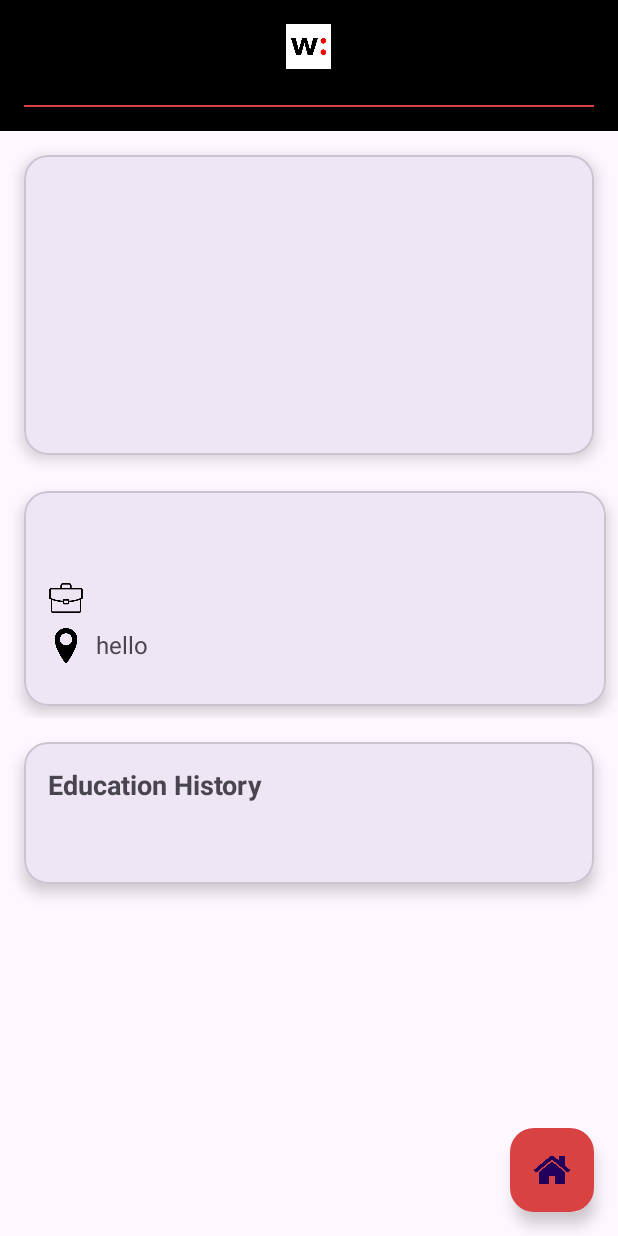
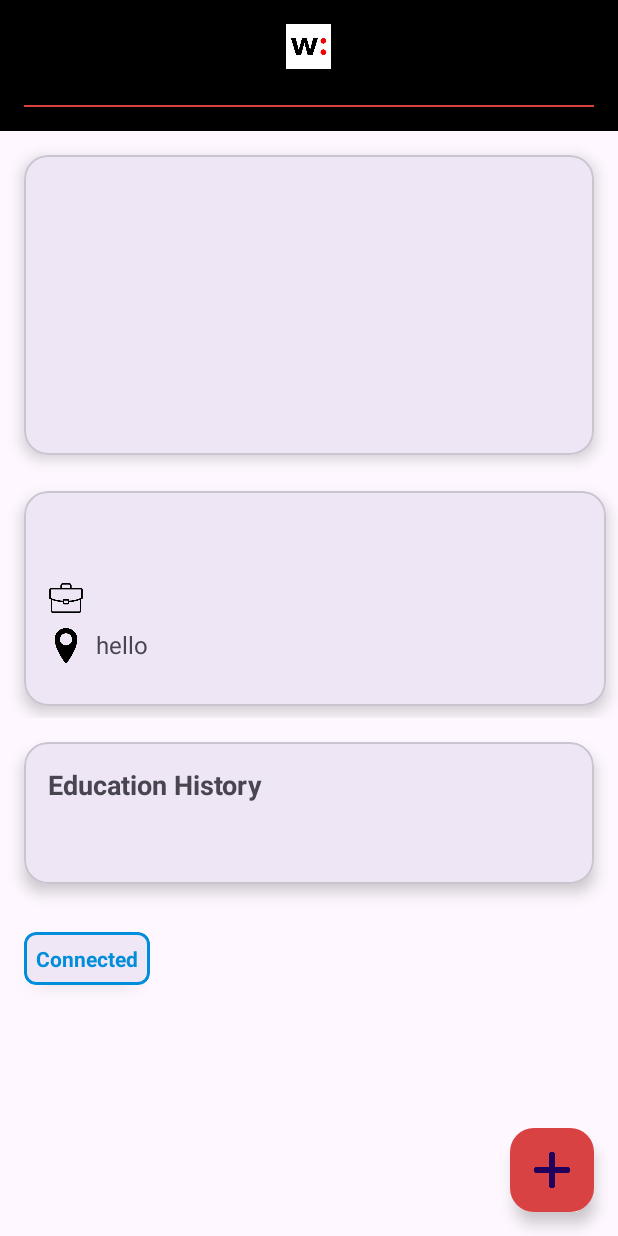
Before and after one commit to yasirahmad62/Wellfound-Recruiting-proj, an Android app: the CandidateDetailActivity screen opened directly, with no data from a screen before it, on a phone screen of 412 x 824 dp. Run offline under Robolectric (Android 15) with nearby library versions, the phone set to English and light mode, and no system bars; our stand-ins replace Firebase (no records; nobody signed in at launch, a user with empty details on screens opened directly); 2 statements that could not run were skipped.

```diff
--- a/app/src/main/java/com/example/wellfoundrecruiting/IntroActivity.kt
+++ b/app/src/main/java/com/example/wellfoundrecruiting/IntroActivity.kt
@@ -15,7 +15,7 @@ class IntroActivity : AppCompatActivity() {
         // Delay showing the MainActivity
         Handler().postDelayed({
             // Start MainActivity
-            startActivity(Intent(this, CandidateActivity::class.java))
+            startActivity(Intent(this, LoginActivity::class.java))
 
             finish()
         }, SPLASH_TIME_OUT)
--- a/app/src/main/res/layout/activity_candidate.xml
+++ b/app/src/main/res/layout/activity_candidate.xml
@@ -1,7 +1,6 @@
 <RelativeLayout xmlns:android="http://schemas.android.com/apk/res/android"
     android:layout_width="match_parent"
     android:layout_height="match_parent">
-
     <LinearLayout
         android:id="@+id/headerLayout"
         android:layout_width="match_parent"
@@ -9,7 +8,6 @@
         android:orientation="vertical"
         android:background="#000000"
         android:padding="16dp">
-
 
         <ImageView
             android:id="@+id/brandLogoImageView"
@@ -35,7 +33,6 @@
         android:paddingLeft="16dp"
         android:paddingRight="16dp"
         android:paddingBottom="16dp">
-
     </androidx.recyclerview.widget.RecyclerView>
     <com.google.android.material.floatingactionbutton.FloatingActionButton
     android:id="@+id/floatingHomeBtn"
--- a/app/src/main/res/layout/activity_candidate_detail.xml
+++ b/app/src/main/res/layout/activity_candidate_detail.xml
@@ -4,7 +4,6 @@
     android:layout_height="match_parent"
     xmlns:app="http://schemas.android.com/apk/res-auto">
 
-    <!-- Header -->
     <LinearLayout
         android:id="@+id/headerLayout"
         android:layout_width="match_parent"
@@ -27,14 +26,12 @@
 
     </LinearLayout>
 
-    <!-- Your existing layout -->
     <LinearLayout
         android:layout_width="match_parent"
         android:layout_height="match_parent"
         android:layout_below="@id/headerLayout"
         android:orientation="vertical">
 
-        <!-- User Image Section -->
         <com.google.android.material.card.MaterialCardView
             android:layout_width="match_parent"
             android:layout_height="wrap_content"
@@ -49,7 +46,6 @@
                 android:adjustViewBounds="true"/>
         </com.google.android.material.card.MaterialCardView>
 
-        <!-- User Information Section -->
         <LinearLayout
             android:layout_width="match_parent"
             android:layout_height="wrap_content"
@@ -125,7 +121,6 @@
             </com.google.android.material.card.MaterialCardView>
         </LinearLayout>
 
-        <!-- Education Section -->
         <com.google.android.material.card.MaterialCardView
             android:layout_width="match_parent"
             android:layout_height="wrap_content"
@@ -158,16 +153,35 @@
 
             </LinearLayout>
         </com.google.android.material.card.MaterialCardView>
+        <com.google.android.material.card.MaterialCardView
+            android:layout_width="wrap_content"
+            android:layout_height="wrap_content"
+            android:layout_margin="16dp"
+            app:cardCornerRadius="8dp"
+            app:cardElevation="4dp"
+            app:strokeColor="#008DDA"
+            app:strokeWidth="2dp">
+
+            <TextView
+                android:id="@+id/connectionStatusTextView"
+                android:layout_width="wrap_content"
+                android:layout_height="wrap_content"
+                android:text="Connected"
+                android:padding="8dp"
+                android:textColor="#008DDA"
+                android:textStyle="bold" />
+
+        </com.google.android.material.card.MaterialCardView>
     </LinearLayout>
     <com.google.android.material.floatingactionbutton.FloatingActionButton
-        android:id="@+id/floatingHomeBtn"
+        android:id="@+id/addConnectionButton"
         android:layout_width="wrap_content"
         android:layout_height="wrap_content"
         android:layout_alignParentBottom="true"
         android:layout_alignParentEnd="true"
         android:layout_marginBottom="16dp"
         android:layout_marginEnd="16dp"
-        android:src="@drawable/ic_home"
+        android:src="@drawable/ic_plus"
         android:backgroundTint="#d94242"
         android:elevation="6dp"/>
 
--- a/app/src/main/res/layout/item_candidate.xml
+++ b/app/src/main/res/layout/item_candidate.xml
@@ -31,7 +31,6 @@
         android:layout_height="wrap_content"
         android:orientation="horizontal"
         android:layout_marginTop="8dp">
-
         <ImageView
             android:id="@+id/locationIcon"
             android:layout_width="24dp"
@@ -49,7 +48,6 @@
             android:textColor="@color/black"/>
     </LinearLayout>
 
-    <!-- Job Role -->
     <LinearLayout
         android:layout_width="match_parent"
         android:layout_height="wrap_content"
```
Also changed, not shown: app/src/main/java/com/example/wellfoundrecruiting/CandidateDetailActivity.kt (+40 -0 lines), app/src/main/java/com/example/wellfoundrecruiting/LoginActivity.kt (+2 -16 lines), app/src/main/res/drawable/ic_plus.png (added).
